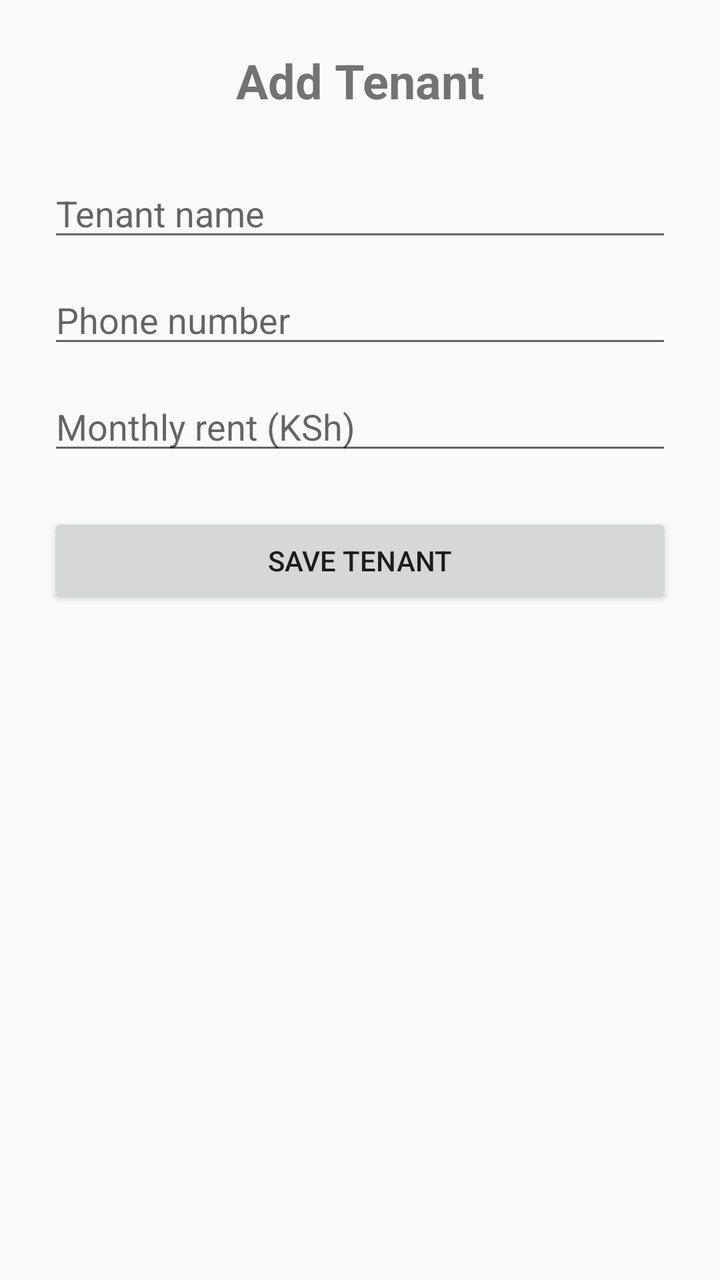
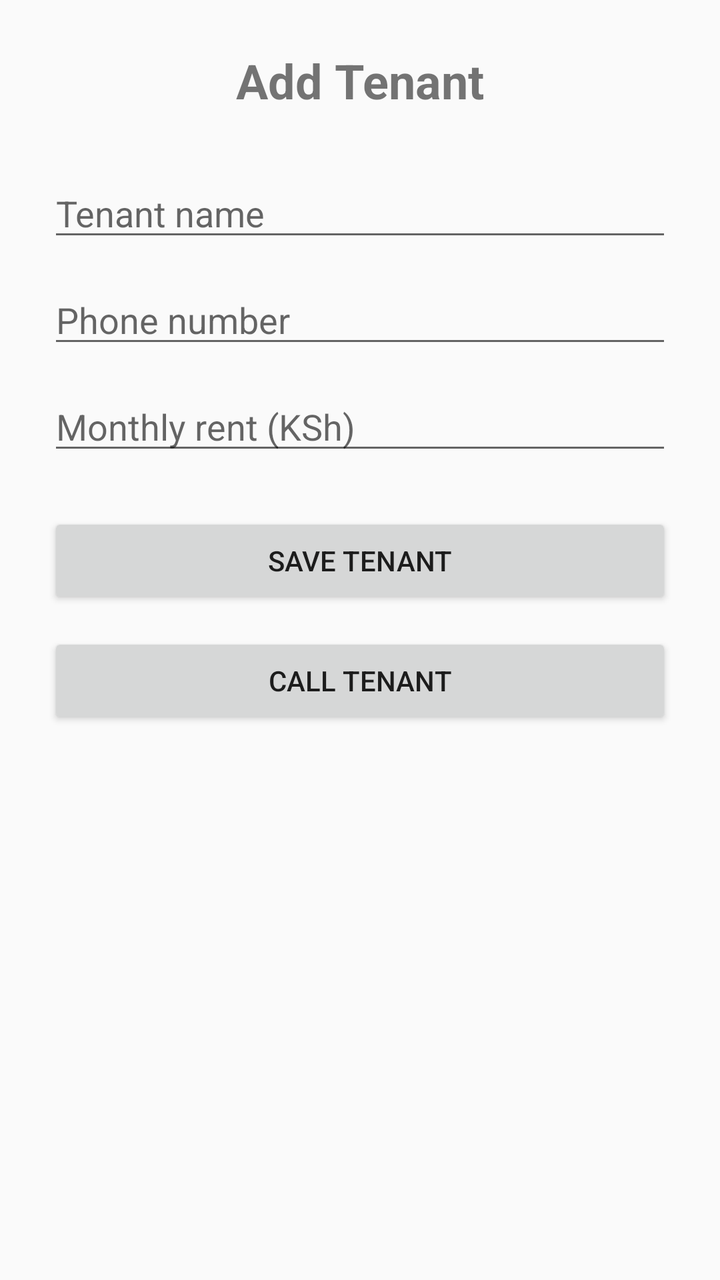

The first picture is an Android layout as it rendered before a commit; the second is the same layout after the commit. The layout source and the unified diff follow.
<!-- AndroidManifest.xml: application theme Theme.TenantManagmentSystem -->
<!-- res/layout/fragment_add_tenant.xml -->
<?xml version="1.0" encoding="utf-8"?>
<androidx.constraintlayout.widget.ConstraintLayout
    xmlns:android="http://schemas.android.com/apk/res/android"
    xmlns:app="http://schemas.android.com/apk/res-auto"
    android:layout_width="match_parent"
    android:layout_height="match_parent"
    android:padding="24dp">

    <TextView
        android:id="@+id/titleTextView"
        android:layout_width="wrap_content"
        android:layout_height="wrap_content"
        android:text="Add Tenant"
        android:textSize="24sp"
        android:textStyle="bold"
        app:layout_constraintTop_toTopOf="parent"
        app:layout_constraintStart_toStartOf="parent"
        app:layout_constraintEnd_toEndOf="parent" />

    <EditText
        android:id="@+id/tenantNameEditText"
        android:layout_width="0dp"
        android:layout_height="wrap_content"
        android:hint="Tenant name"
        android:inputType="textPersonName"
        android:layout_marginTop="28dp"
        app:layout_constraintTop_toBottomOf="@id/titleTextView"
        app:layout_constraintStart_toStartOf="parent"
        app:layout_constraintEnd_toEndOf="parent" />

    <EditText
        android:id="@+id/phoneEditText"
        android:layout_width="0dp"
        android:layout_height="wrap_content"
        android:hint="Phone number"
        android:inputType="phone"
        android:layout_marginTop="12dp"
        app:layout_constraintTop_toBottomOf="@id/tenantNameEditText"
        app:layout_constraintStart_toStartOf="parent"
        app:layout_constraintEnd_toEndOf="parent" />

    <EditText
        android:id="@+id/rentEditText"
        android:layout_width="0dp"
        android:layout_height="wrap_content"
        android:hint="Monthly rent (KSh)"
        android:inputType="numberDecimal"
        android:layout_marginTop="12dp"
        app:layout_constraintTop_toBottomOf="@id/phoneEditText"
        app:layout_constraintStart_toStartOf="parent"
        app:layout_constraintEnd_toEndOf="parent" />

    <Button
        android:id="@+id/saveButton"
        android:layout_width="0dp"
        android:layout_height="wrap_content"
        android:text="SAVE TENANT"
        android:layout_marginTop="24dp"
        app:layout_constraintTop_toBottomOf="@id/rentEditText"
        app:layout_constraintStart_toStartOf="parent"
        app:layout_constraintEnd_toEndOf="parent" />

</androidx.constraintlayout.widget.ConstraintLayout>
<!-- resources referenced by this layout -->
<resources>
  <style name="Theme.TenantManagmentSystem" parent="Base.Theme.TenantManagmentSystem" />
  <style name="Base.Theme.TenantManagmentSystem" parent="Theme.AppCompat.DayNight.NoActionBar">
      </style>
</resources>

<!-- the commit's change to res/layout/fragment_add_tenant.xml (unified diff, before → after) -->
@@ -60,4 +60,14 @@
         app:layout_constraintStart_toStartOf="parent"
         app:layout_constraintEnd_toEndOf="parent" />
 
+    <Button
+        android:id="@+id/callButton"
+        android:layout_width="0dp"
+        android:layout_height="wrap_content"
+        android:text="CALL TENANT"
+        android:layout_marginTop="12dp"
+        app:layout_constraintTop_toBottomOf="@id/saveButton"
+        app:layout_constraintStart_toStartOf="parent"
+        app:layout_constraintEnd_toEndOf="parent" />
+
 </androidx.constraintlayout.widget.ConstraintLayout>
